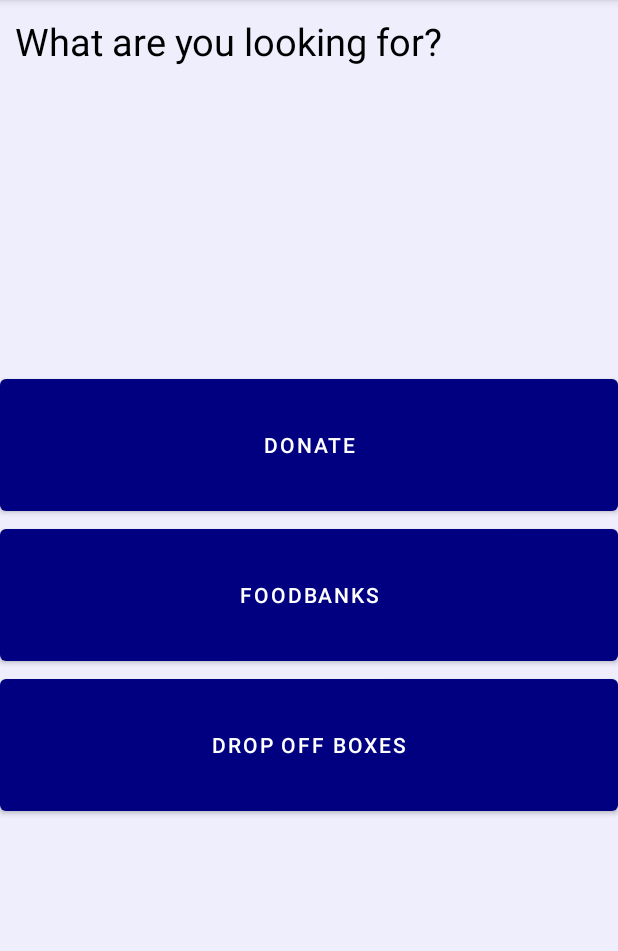
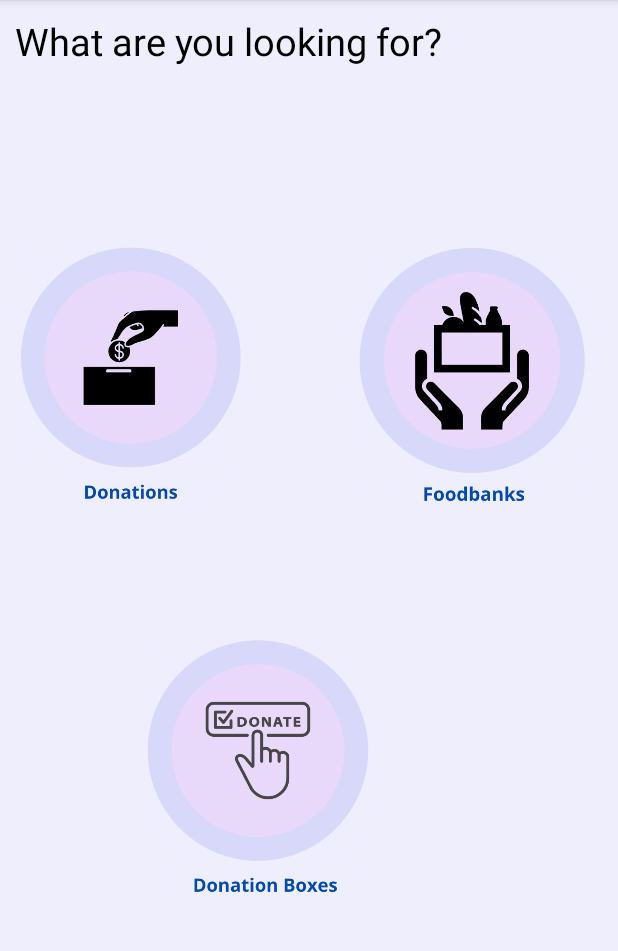
Before and after one commit to alexisromer/CharityChecker, an Android app: the optionsActivity screen opened directly, with no data from a screen before it, on a phone screen of 412 x 824 dp, the part 84-1035 px from its top. Run offline under Robolectric (Android 15) with nearby library versions, the phone set to English and light mode, and no system bars.

Commit message:
changed the buttons to our logos

```diff
--- a/app/src/main/java/com/example/charitychecker/optionsActivity.java
+++ b/app/src/main/java/com/example/charitychecker/optionsActivity.java
@@ -6,7 +6,7 @@ import android.content.Intent;
 import android.os.Bundle;
 import android.view.View;
 import android.widget.Button;
-import android.widget.TextView;
+import android.widget.ImageView;
 
 public class optionsActivity extends AppCompatActivity implements View.OnClickListener {
 
@@ -15,24 +15,37 @@ public class optionsActivity extends AppCompatActivity implements View.OnClickLi
         super.onCreate(savedInstanceState);
         setContentView(R.layout.activity_options);
 
-        Button donateButton = findViewById(R.id.donate_button);
-        donateButton.setOnClickListener((View.OnClickListener) this);
+       // Button donateButton = findViewById(R.id.donate_button);
+       // donateButton.setOnClickListener((View.OnClickListener) this);
 
-        Button foodBankButton = findViewById(R.id.foodbanks_button);
-        foodBankButton.setOnClickListener((View.OnClickListener) this);
+       // Button foodBankButton = findViewById(R.id.foodbanks_button);
+       // foodBankButton.setOnClickListener((View.OnClickListener) this);
+
+        ImageView donatePicture = findViewById(R.id.donateImageView);
+        donatePicture.setOnClickListener(this);
+
+        ImageView foodPicture = findViewById(R.id.foodImageView);
+        foodPicture.setOnClickListener(this);
+
+        ImageView boxPicture = findViewById(R.id.boxImageView);
+        boxPicture.setOnClickListener(this);
+
+
+
+
     }
 
 
 
     @Override
     public void onClick(View view) {
-        if (view.getId() == R.id.donate_button) {
+        if (view.getId() == R.id.donateImageView) {
             listActivity();
         }
-        if (view.getId() == R.id.foodbanks_button){
+        if (view.getId() == R.id.foodImageView){
             FoodBankMapActivity();
         }
-        if(view.getId() == R.id.dropoff_button){
+        if(view.getId() == R.id.boxImageView){
             boxActivityList();
         }
     }
--- a/app/src/main/res/layout/activity_options.xml
+++ b/app/src/main/res/layout/activity_options.xml
@@ -7,57 +7,56 @@
     android:background="@color/pink_purple"
     tools:context=".optionsActivity">
 
-    <Button
-        android:id="@+id/donate_button"
-        android:layout_width="0dp"
-        android:layout_height="100dp"
-        android:layout_marginTop="192dp"
-        android:layout_weight="1"
-        android:padding="10dp"
-        android:text="Donate"
-        app:backgroundTint="@color/navy"
-        app:layout_constraintEnd_toEndOf="parent"
+    <ImageView
+        android:id="@+id/donateImageView"
+        android:layout_width="174dp"
+        android:layout_height="179dp"
+        android:layout_marginTop="100dp"
+        app:layout_constraintBottom_toTopOf="@+id/boxImageView"
+        app:layout_constraintEnd_toStartOf="@+id/boxImageView"
         app:layout_constraintHorizontal_bias="0.0"
         app:layout_constraintStart_toStartOf="parent"
-        app:layout_constraintTop_toBottomOf="@+id/looking_textView" />
+        app:layout_constraintTop_toBottomOf="@+id/looking_textView"
+        app:layout_constraintVertical_bias="0.063"
+        app:srcCompat="@drawable/screen_shot_2022_04_12_at_3_06_58_pm" />
 
-    <Button
-        android:id="@+id/foodbanks_button"
-        android:layout_width="0dp"
-        android:layout_height="100dp"
-        android:layout_weight="1"
-        android:padding="10dp"
-        android:text="Foodbanks"
-        app:backgroundTint="@color/navy"
+    <ImageView
+        android:id="@+id/foodImageView"
+        android:layout_width="174dp"
+        android:layout_height="179dp"
+        android:layout_marginStart="44dp"
+        android:layout_marginTop="104dp"
+        app:layout_constraintBottom_toTopOf="@+id/boxImageView"
         app:layout_constraintEnd_toEndOf="parent"
-        app:layout_constraintHorizontal_bias="0.0"
+        app:layout_constraintStart_toEndOf="@+id/donateImageView"
+        app:layout_constraintTop_toBottomOf="@+id/looking_textView"
+        app:layout_constraintVertical_bias="0.022"
+        app:srcCompat="@drawable/screen_shot_2022_04_12_at_3_13_13_pm" />
+
+    <ImageView
+        android:id="@+id/boxImageView"
+        android:layout_width="174dp"
+        android:layout_height="179dp"
+        android:layout_marginTop="368dp"
+        app:layout_constraintBottom_toBottomOf="parent"
+        app:layout_constraintEnd_toEndOf="parent"
+        app:layout_constraintHorizontal_bias="0.354"
         app:layout_constraintStart_toStartOf="parent"
-        app:layout_constraintTop_toBottomOf="@+id/donate_button" />
-
-    <Button
-        android:id="@+id/dropoff_button"
-        android:layout_width="0dp"
-        android:layout_height="100dp"
-        android:layout_weight="1"
-        android:padding="10dp"
-        android:text="Drop off Boxes"
-        app:backgroundTint="@color/navy"
-        app:layout_constraintTop_toBottomOf="@+id/foodbanks_button"
-        app:layout_constraintEnd_toEndOf="parent"
-        app:layout_constraintStart_toStartOf="parent" />
+        app:layout_constraintTop_toBottomOf="@+id/looking_textView"
+        app:layout_constraintVertical_bias="0.0"
+        app:srcCompat="@drawable/screen_shot_2022_04_12_at_3_13_20_pm" />
 
     <TextView
         android:id="@+id/looking_textView"
         android:layout_width="0dp"
         android:layout_height="wrap_content"
-        android:layout_marginBottom="148dp"
         android:layout_weight="1"
         android:padding="10dp"
         android:text="What are you looking for?"
         android:textColor="@color/black"
         android:textSize="25sp"
-        app:layout_constraintBottom_toBottomOf="@+id/donate_button"
         app:layout_constraintEnd_toEndOf="parent"
         app:layout_constraintHorizontal_bias="0.0"
-        app:layout_constraintStart_toStartOf="parent" />
+        app:layout_constraintStart_toStartOf="parent"
+        app:layout_constraintTop_toTopOf="parent" />
 </androidx.constraintlayout.widget.ConstraintLayout>
```
Also changed, not shown: app/src/main/res/drawable/screen_shot_2022_04_12_at_3_06_58_pm.png (added), app/src/main/res/drawable/screen_shot_2022_04_12_at_3_13_13_pm.png (added), app/src/main/res/drawable/screen_shot_2022_04_12_at_3_13_20_pm.png (added).
